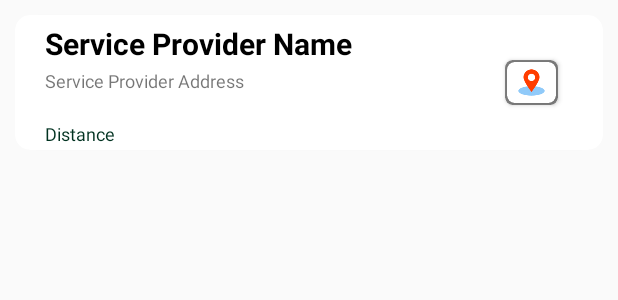
After one commit to Litiaina/Tra-Go-Helper, an Android app: the layout item_layout_select_service.xml on its own in the app's theme, with its tools: preview values and no code run, on a phone screen of 412 x 824 dp. The commit adds this screen. Shown: the top 300 px of the screen. Run offline under Robolectric (Android 15) with nearby library versions, the phone set to English and light mode, and no system bars.

Commit message:
Map efficiency, firebase object and recycler view adapters update.

```diff
--- /dev/null
+++ b/app/src/main/res/drawable/baseline_keyboard_arrow_up.xml
@@ -0,0 +1,5 @@
+<vector android:height="24dp" android:tint="#000000"
+    android:viewportHeight="24" android:viewportWidth="24"
+    android:width="24dp" xmlns:android="http://schemas.android.com/apk/res/android">
+    <path android:fillColor="@android:color/white" android:pathData="M7.41,15.41L12,10.83l4.59,4.58L18,14l-6,-6 -6,6z"/>
+</vector>
--- /dev/null
+++ b/app/src/main/res/drawable/bottom_sheet_background_top_rounded.xml
@@ -0,0 +1,5 @@
+<?xml version="1.0" encoding="utf-8"?>
+<shape xmlns:android="http://schemas.android.com/apk/res/android">
+<solid android:color="@color/white"/>
+    <corners android:topRightRadius="20dp" android:topLeftRadius="20dp"/>
+</shape>
--- /dev/null
+++ b/app/src/main/res/layout/item_layout_select_service.xml
@@ -0,0 +1,76 @@
+<?xml version="1.0" encoding="utf-8"?>
+<androidx.cardview.widget.CardView xmlns:android="http://schemas.android.com/apk/res/android"
+    android:layout_width="match_parent"
+    android:layout_height="90dp"
+    app:cardCornerRadius="10dp"
+    android:layout_marginTop="10dp"
+    android:layout_marginStart="10dp"
+    android:layout_marginEnd="10dp"
+    xmlns:app="http://schemas.android.com/apk/res-auto">
+
+    <LinearLayout
+        android:layout_width="match_parent"
+        android:layout_height="match_parent"
+        android:orientation="vertical">
+
+        <TextView
+            android:id="@+id/name_text_view"
+            android:layout_width="270dp"
+            android:layout_height="30dp"
+            android:gravity="start"
+            android:text="Service Provider Name"
+            android:ellipsize="end"
+            android:textColor="@color/black"
+            android:textSize="20sp"
+            android:textStyle="bold"
+            android:layout_marginTop="5dp"
+            android:layout_marginStart="20dp"/>
+
+        <TextView
+            android:id="@+id/address_text_view"
+            android:layout_width="270dp"
+            android:layout_height="35dp"
+            android:ellipsize="end"
+            android:text="Service Provider Address"
+            android:textSize="12sp"
+            android:layout_marginStart="20dp"/>
+
+        <TextView
+            android:id="@+id/distance_text_view"
+            android:layout_width="wrap_content"
+            android:layout_height="wrap_content"
+            android:ellipsize="end"
+            android:text="Distance"
+            android:textColor="@color/dark_green"
+            android:textSize="12sp"
+            android:layout_marginStart="20dp"/>
+
+
+    </LinearLayout>
+
+    <androidx.cardview.widget.CardView
+        android:id="@+id/view_card_view"
+        android:layout_width="35dp"
+        android:layout_height="30dp"
+        app:cardCornerRadius="5dp"
+        android:backgroundTint="@color/gray"
+        android:layout_gravity="center|end"
+        android:layout_marginEnd="30dp">
+
+        <androidx.cardview.widget.CardView
+            android:layout_width="match_parent"
+            android:layout_height="match_parent"
+            android:layout_margin="1dp"
+            app:cardCornerRadius="5dp">
+
+            <ImageView
+                android:layout_width="match_parent"
+                android:layout_height="match_parent"
+                android:layout_margin="2dp"
+                android:src="@drawable/baseline_view_location"/>
+
+        </androidx.cardview.widget.CardView>
+
+    </androidx.cardview.widget.CardView>
+
+</androidx.cardview.widget.CardView>
--- a/app/src/main/res/values/colors.xml
+++ b/app/src/main/res/values/colors.xml
@@ -10,4 +10,5 @@
     <color name="red">#FF0000</color>
     <color name="gray">#808080</color>
     <color name="brown">#504949</color>
+    <color name="dark_green"> #013220</color>
 </resources>
```
Also changed, not shown: app/src/main/java/com/teamlitiaina/tragohelper/adapter/SelectServiceAdapter.kt (added, +35 -0 lines), app/src/main/java/com/teamlitiaina/tragohelper/firebase/FirebaseObject.kt (+26 -10 lines), app/src/main/java/com/teamlitiaina/tragohelper/fragment/HomeFragment.kt (+18 -4 lines), app/src/main/java/com/teamlitiaina/tragohelper/fragment/MapFragment.kt (+16 -10 lines), app/src/main/res/layout/fragment_home.xml (+49 -0 lines), app/src/main/res/drawable/baseline_view_location.png (added).
